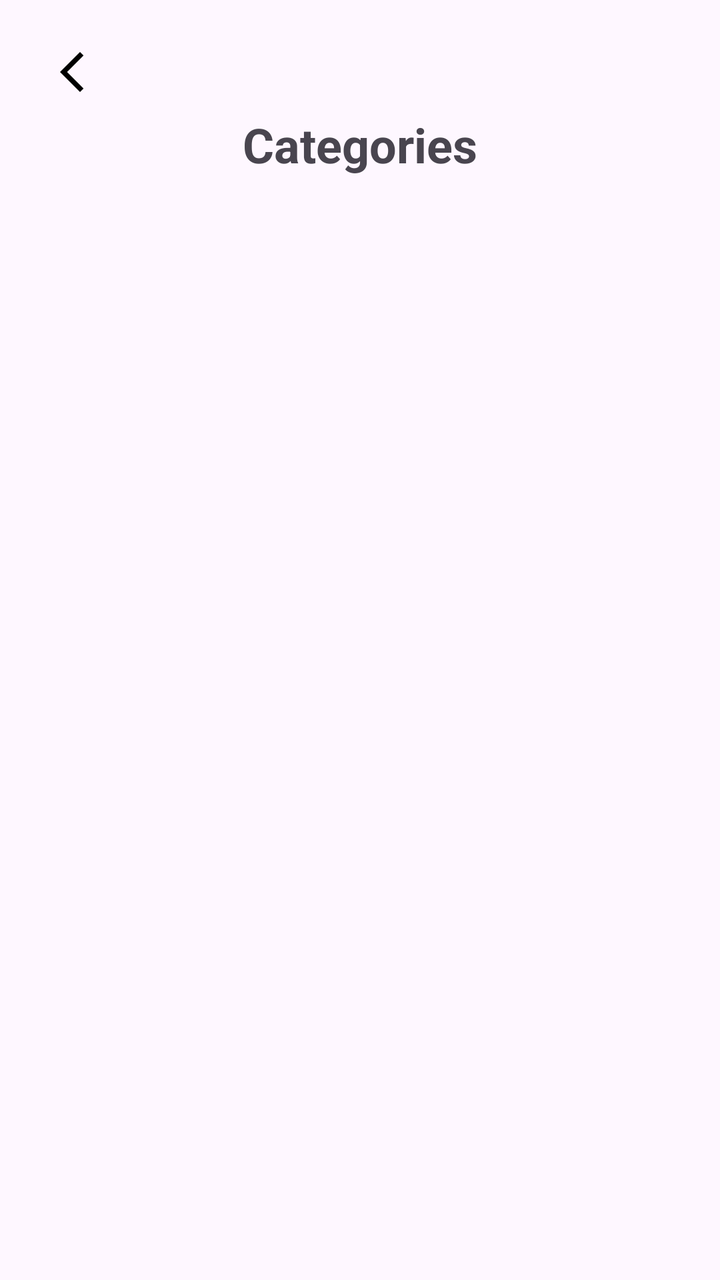
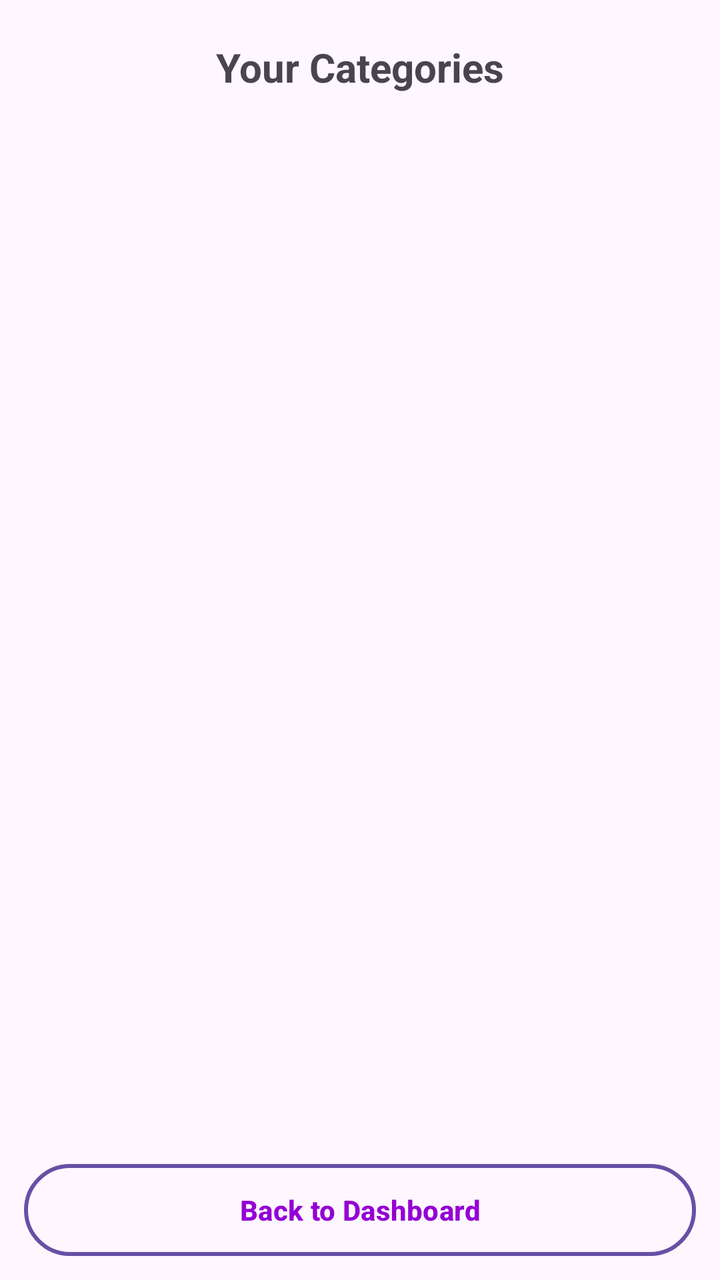

Before-and-after screenshots of an Android layout around one commit, followed by the original layout XML and the change that was made.
<!-- AndroidManifest.xml: application theme Theme.FlashApp -->
<!-- res/layout/activity_category_list.xml -->
<?xml version="1.0" encoding="utf-8"?>
<LinearLayout
    xmlns:android="http://schemas.android.com/apk/res/android"
    xmlns:app="http://schemas.android.com/apk/res-auto"
    xmlns:tools="http://schemas.android.com/tools"
    android:orientation="vertical"
    android:layout_width="match_parent"
    android:layout_height="match_parent"
    tools:context=".CategoryListActivity"
    android:padding="16dp">

    <ImageView
        android:id="@+id/back_button"
        android:layout_width="wrap_content"
        android:layout_height="wrap_content"
        android:contentDescription="Back"
        android:padding="8dp"
        android:src="@drawable/ic_back" />

    <TextView
        android:id="@+id/category_heading"
        android:layout_width="match_parent"
        android:layout_height="wrap_content"
        android:text="Categories"
        android:textSize="24sp"
        android:textStyle="bold"
        android:gravity="center"
        android:paddingBottom="8dp" />


    <androidx.recyclerview.widget.RecyclerView
        android:id="@+id/category_recycler_view"
        android:layout_width="match_parent"
        android:layout_height="0dp"
        android:layout_weight="1"
        android:paddingTop="8dp"/>

</LinearLayout>
<!-- resources referenced by this layout -->
<resources>
  <!-- drawable ic_back (drawable) -->
  <vector xmlns:android="http://schemas.android.com/apk/res/android" android:height="24dp" android:tint="#000000" android:viewportHeight="24" android:viewportWidth="24" android:width="24dp">
        
      <path android:fillColor="@android:color/white" android:pathData="M17.77,3.77l-1.77,-1.77l-10,10l10,10l1.77,-1.77l-8.23,-8.23z"/>
      
  </vector>
  <style name="Theme.FlashApp" parent="Base.Theme.FlashApp" />
  <style name="Base.Theme.FlashApp" parent="Theme.Material3.DayNight.NoActionBar">
          
          
      </style>
</resources>

<!-- the commit's change to res/layout/activity_category_list.xml (unified diff, before → after) -->
@@ -1,38 +1,33 @@
 <?xml version="1.0" encoding="utf-8"?>
-<LinearLayout
-    xmlns:android="http://schemas.android.com/apk/res/android"
-    xmlns:app="http://schemas.android.com/apk/res-auto"
-    xmlns:tools="http://schemas.android.com/tools"
-    android:orientation="vertical"
+<LinearLayout xmlns:android="http://schemas.android.com/apk/res/android"
     android:layout_width="match_parent"
     android:layout_height="match_parent"
-    tools:context=".CategoryListActivity"
-    android:padding="16dp">
-
-    <ImageView
-        android:id="@+id/back_button"
-        android:layout_width="wrap_content"
-        android:layout_height="wrap_content"
-        android:contentDescription="Back"
-        android:padding="8dp"
-        android:src="@drawable/ic_back" />
+    android:orientation="vertical"
+    android:padding="12dp">
 
     <TextView
-        android:id="@+id/category_heading"
+        android:id="@+id/category_list_title"
         android:layout_width="match_parent"
         android:layout_height="wrap_content"
-        android:text="Categories"
-        android:textSize="24sp"
+        android:text="Your Categories"
+        android:textSize="20sp"
         android:textStyle="bold"
-        android:gravity="center"
-        android:paddingBottom="8dp" />
-
+        android:padding="8dp"
+        android:gravity="center"/>
 
     <androidx.recyclerview.widget.RecyclerView
-        android:id="@+id/category_recycler_view"
+        android:id="@+id/categoryRecyclerView"
         android:layout_width="match_parent"
-        android:layout_height="0dp"
-        android:layout_weight="1"
-        android:paddingTop="8dp"/>
+        android:layout_height="519dp" />
+
+    <Button
+        android:id="@+id/backBtn"
+        android:layout_width="match_parent"
+        android:layout_height="wrap_content"
+        android:text="Back to Dashboard"
+        android:background="@drawable/orange_button_border"
+        android:textColor="@color/DarkViolet"
+        android:textStyle="bold"
+        android:layout_marginTop="8dp" />
 
 </LinearLayout>
<!-- resource entries referenced after the edit -->
@@ -1,12 +1,18 @@
 <!-- resources referenced by this layout -->
 <resources>
-  <!-- drawable ic_back (drawable) -->
-  <vector xmlns:android="http://schemas.android.com/apk/res/android" android:height="24dp" android:tint="#000000" android:viewportHeight="24" android:viewportWidth="24" android:width="24dp">
-        
-      <path android:fillColor="@android:color/white" android:pathData="M17.77,3.77l-1.77,-1.77l-10,10l10,10l1.77,-1.77l-8.23,-8.23z"/>
-      
-  </vector>
+  <color name="DarkViolet">#9400D3</color>
+  <!-- drawable orange_button_border (drawable) -->
+  <?xml version="1.0" encoding="utf-8"?>
+  <shape xmlns:android="http://schemas.android.com/apk/res/android"
+      android:shape="rectangle">
+      <solid android:color="@android:color/transparent" />
+      <stroke
+          android:width="2dp"
+          android:color="@color/DarkOrange" />
+      <corners android:radius="32dp" />
+  </shape>
   <style name="Theme.FlashApp" parent="Base.Theme.FlashApp" />
+  <color name="DarkOrange">#FF8C00</color>
   <style name="Base.Theme.FlashApp" parent="Theme.Material3.DayNight.NoActionBar">
           
           
